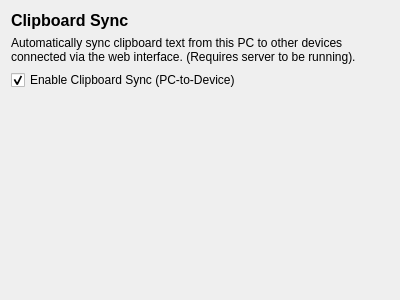
This is src/modules/ClipboardSync/clipboardsyncwidget.ui in DoonMad/TowerToys as Qt 5 draws it before an edit. The edited form follows.
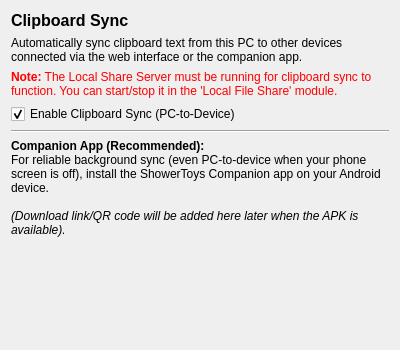
This is the edited form.

Commit message: fix: updated UI for clipboard sync and file share

What changed in the file:
```diff
--- a/src/modules/ClipboardSync/clipboardsyncwidget.ui
+++ b/src/modules/ClipboardSync/clipboardsyncwidget.ui
@@ -7,7 +7,7 @@
     <x>0</x>
     <y>0</y>
     <width>400</width>
-    <height>300</height>
+    <height>350</height>
    </rect>
   </property>
   <property name="windowTitle">
@@ -31,7 +31,23 @@
    <item>
     <widget class="QLabel" name="descriptionLabel">
      <property name="text">
-      <string>Automatically sync clipboard text from this PC to other devices connected via the web interface. (Requires server to be running).</string>
+      <string>Automatically sync clipboard text from this PC to other devices connected via the web interface or the companion app.</string>
+     </property>
+     <property name="wordWrap">
+      <bool>true</bool>
+     </property>
+    </widget>
+   </item>
+   <item>
+    <widget class="QLabel" name="serverRequirementLabel">
+     <property name="autoFillBackground">
+      <bool>false</bool>
+     </property>
+     <property name="styleSheet">
+      <string notr="true">color: #f00;</string>
+     </property>
+     <property name="text">
+      <string>&lt;b&gt;Note:&lt;/b&gt; The Local Share Server must be running for clipboard sync to function. You can start/stop it in the 'Local File Share' module.</string>
      </property>
      <property name="wordWrap">
       <bool>true</bool>
@@ -44,7 +60,28 @@
       <string>Enable Clipboard Sync (PC-to-Device)</string>
      </property>
      <property name="checked">
-      <bool>true</bool> </property>
+      <bool>true</bool>
+     </property>
+    </widget>
+   </item>
+   <item>
+    <widget class="Line" name="line">
+     <property name="orientation">
+      <enum>Qt::Orientation::Horizontal</enum>
+     </property>
+    </widget>
+   </item>
+   <item>
+    <widget class="QLabel" name="appInfoLabel">
+     <property name="text">
+      <string>&lt;b&gt;Companion App (Recommended):&lt;/b&gt;&lt;br&gt;For reliable background sync (even PC-to-device when your phone screen is off), install the ShowerToys Companion app on your Android device.&lt;br&gt;&lt;br&gt;&lt;i&gt;(Download link/QR code will be added here later when the APK is available).&lt;/i&gt;</string>
+     </property>
+     <property name="wordWrap">
+      <bool>true</bool>
+     </property>
+     <property name="openExternalLinks">
+      <bool>true</bool>
+     </property>
     </widget>
    </item>
    <item>
@@ -55,7 +92,7 @@
      <property name="sizeHint" stdset="0">
       <size>
        <width>20</width>
-       <height>193</height>
+       <height>40</height>
       </size>
      </property>
     </spacer>
```
Left out of the diff: 3 changed lines with no effect on the pictures. The commit also changes 2 other files.
